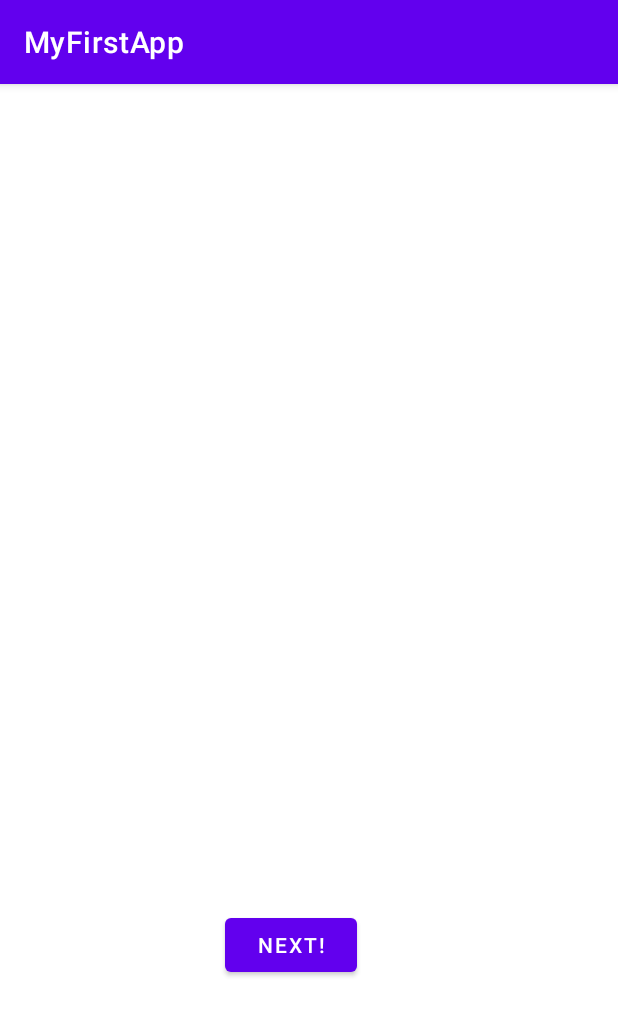
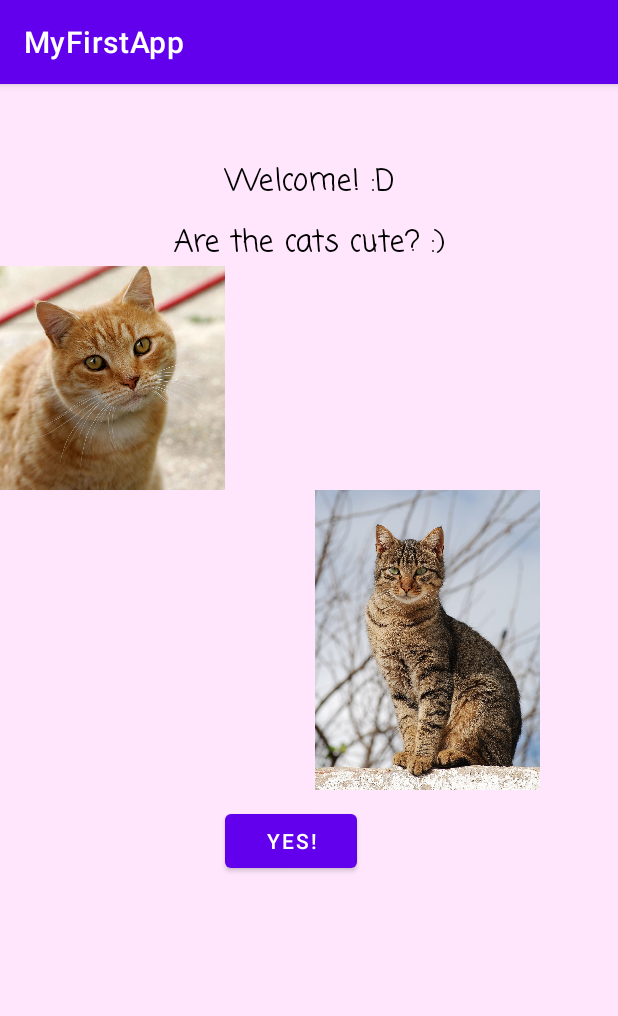
Before and after one commit to AlexaGTorres/MyFirstApp, an Android app: the screen it shows after launch (MainActivity), on a phone screen of 412 x 824 dp. Shown: the top 1016 px of the screen. Run offline under Robolectric (Android 15) with nearby library versions, the phone set to English and light mode, and no system bars.

Commit message:
Fixed layout of cats with button.

```diff
--- a/app/src/main/res/layout/activity_main.xml
+++ b/app/src/main/res/layout/activity_main.xml
@@ -1,18 +1,61 @@
 <?xml version="1.0" encoding="utf-8"?>
 <LinearLayout xmlns:android="http://schemas.android.com/apk/res/android"
+    xmlns:app="http://schemas.android.com/apk/res-auto"
     xmlns:tools="http://schemas.android.com/tools"
     android:layout_width="match_parent"
     android:layout_height="match_parent"
     android:orientation="vertical"
-    tools:context=".MainActivity">
+    tools:context=".MainActivity"
+    android:background="#ffe6fc">
+
+    <TextView
+        android:id="@+id/welcomeText"
+        android:layout_width="match_parent"
+        android:layout_height="wrap_content"
+        android:text="Welcome! :D"
+        android:fontFamily="casual"
+        android:textAlignment="center"
+        android:textColor="@color/black"
+        android:textSize="20sp"
+        android:layout_marginTop="50dp"/>
+
+    <TextView
+        android:id="@+id/questionText"
+        android:layout_width="match_parent"
+        android:layout_height="wrap_content"
+        android:text="Are the cats cute? :)"
+        android:fontFamily="casual"
+        android:textAlignment="center"
+        android:textColor="@color/black"
+        android:textSize="20sp"
+        android:layout_marginTop="10sp"/>
+
+    <ImageView
+        android:id="@+id/firstCat"
+        android:layout_width="wrap_content"
+        android:layout_height="wrap_content"
+        app:srcCompat="@drawable/cat1"
+        android:adjustViewBounds="true"
+        android:scaleType="fitCenter"
+        android:maxWidth="150dp"/>
+
+    <ImageView
+        android:id="@+id/secondCat"
+        android:layout_width="wrap_content"
+        android:layout_height="wrap_content"
+        app:srcCompat="@drawable/cat2"
+        android:adjustViewBounds="true"
+        android:scaleType="fitCenter"
+        android:maxWidth="150dp"
+        android:layout_marginLeft="210dp"/>
 
     <Button
         android:id="@+id/nextScreen"
         android:layout_width="wrap_content"
         android:layout_height="wrap_content"
         android:onClick="onClick"
-        android:text="Next!"
-        android:layout_marginTop="550dp"
+        android:text="Yes!"
+        android:layout_marginTop="10dp"
         android:layout_marginLeft="150dp"/>
 
 </LinearLayout>
```
